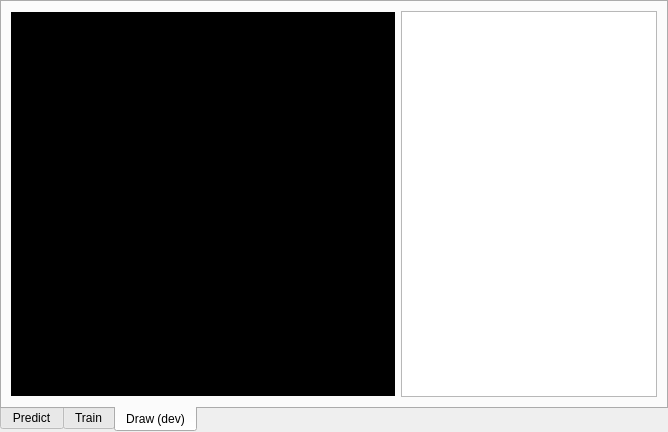
Before: the Qt Designer form gui/gui_xml.ui in Goby56/gymnasiearbete, drawn with Qt 5.
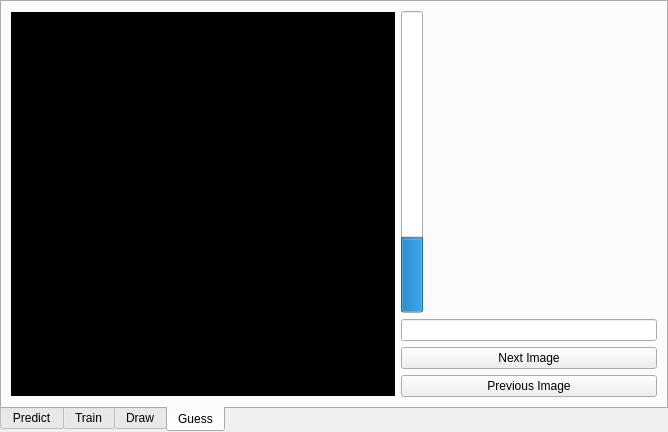
After: the same form once the commit is applied.

Commit message:
Guess tab
need to compile to python

Diff of the .ui file:
```diff
--- a/gui/gui_xml.ui
+++ b/gui/gui_xml.ui
@@ -69,7 +69,7 @@
        <enum>QTabWidget::South</enum>
       </property>
       <property name="currentIndex">
-       <number>2</number>
+       <number>3</number>
       </property>
       <property name="movable">
        <bool>true</bool>
@@ -145,7 +145,7 @@
       </widget>
       <widget class="QWidget" name="draw_tab">
        <attribute name="title">
-        <string>Draw (dev)</string>
+        <string>Draw</string>
        </attribute>
        <attribute name="toolTip">
         <string>Draw a series of images which will be used for testing</string>
@@ -187,6 +187,72 @@
         </item>
        </layout>
       </widget>
+      <widget class="QWidget" name="guess_tab">
+       <attribute name="title">
+        <string>Guess</string>
+       </attribute>
+       <layout class="QHBoxLayout" name="horizontalLayout">
+        <item>
+         <widget class="QLabel" name="guess_canvas_label">
+          <property name="sizePolicy">
+           <sizepolicy hsizetype="Expanding" vsizetype="Expanding">
+            <horstretch>0</horstretch>
+            <verstretch>0</verstretch>
+           </sizepolicy>
+          </property>
+          <property name="minimumSize">
+           <size>
+            <width>384</width>
+            <height>384</height>
+           </size>
+          </property>
+          <property name="maximumSize">
+           <size>
+            <width>384</width>
+            <height>384</height>
+           </size>
+          </property>
+          <property name="styleSheet">
+           <string notr="true">QLabel{ background-color : black; }</string>
+          </property>
+          <property name="text">
+           <string/>
+          </property>
+         </widget>
+        </item>
+        <item>
+         <layout class="QVBoxLayout" name="verticalLayout_3">
+          <item>
+           <widget class="QProgressBar" name="progressBar">
+            <property name="value">
+             <number>24</number>
+            </property>
+            <property name="orientation">
+             <enum>Qt::Vertical</enum>
+            </property>
+           </widget>
+          </item>
+          <item>
+           <widget class="QLineEdit" name="symbol_input_edit"/>
+          </item>
+          <item>
+           <widget class="QPushButton" name="next_image_button">
+            <property name="text">
+             <string>Next Image</string>
+            </property>
+           </widget>
+          </item>
+          <item>
+           <widget class="QPushButton" name="previous_image_button">
+            <property name="text">
+             <string>Previous Image</string>
+            </property>
+           </widget>
+          </item>
+         </layout>
+        </item>
+       </layout>
+      </widget>
      </widget>
     </item>
    </layout>
```
